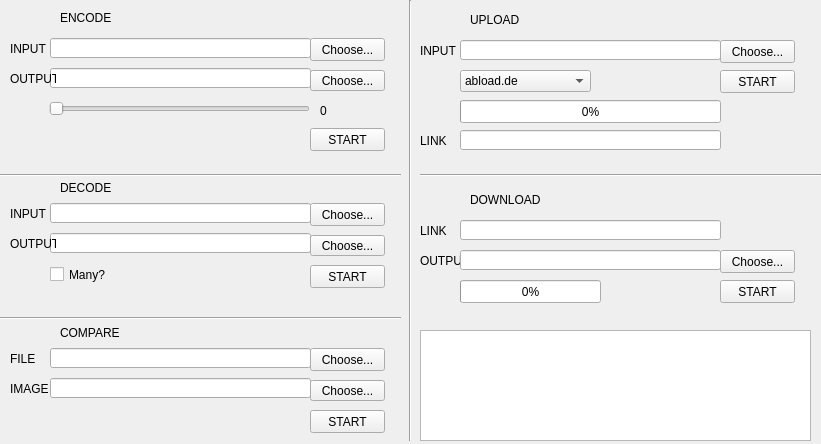
This is mainwindow.ui in boleksit/secret-bear as Qt 5 draws it before an edit. The edited form follows.
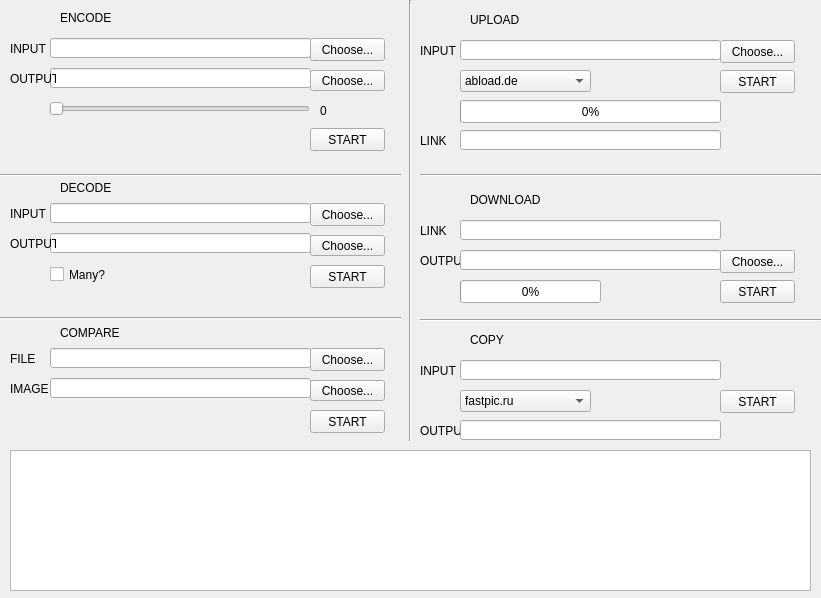
This is the edited form.

```diff
--- a/mainwindow.ui
+++ b/mainwindow.ui
@@ -7,7 +7,7 @@
     <x>0</x>
     <y>0</y>
     <width>821</width>
-    <height>444</height>
+    <height>598</height>
    </rect>
   </property>
   <property name="windowTitle">
@@ -703,11 +703,130 @@
    <widget class="QTextEdit" name="textEdit">
     <property name="geometry">
      <rect>
+      <x>10</x>
+      <y>450</y>
+      <width>801</width>
+      <height>141</height>
+     </rect>
+    </property>
+   </widget>
+   <widget class="Line" name="line_5">
+    <property name="geometry">
+     <rect>
       <x>420</x>
+      <y>310</y>
+      <width>401</width>
+      <height>20</height>
+     </rect>
+    </property>
+    <property name="orientation">
+     <enum>Qt::Horizontal</enum>
+    </property>
+   </widget>
+   <widget class="QLineEdit" name="inputLineEdit7">
+    <property name="geometry">
+     <rect>
+      <x>460</x>
+      <y>360</y>
+      <width>261</width>
+      <height>20</height>
+     </rect>
+    </property>
+   </widget>
+   <widget class="QComboBox" name="comboBox2">
+    <property name="geometry">
+     <rect>
+      <x>460</x>
+      <y>390</y>
+      <width>131</width>
+      <height>22</height>
+     </rect>
+    </property>
+    <property name="currentIndex">
+     <number>0</number>
+    </property>
+    <property name="maxVisibleItems">
+     <number>3</number>
+    </property>
+    <item>
+     <property name="text">
+      <string>fastpic.ru</string>
+     </property>
+    </item>
+   </widget>
+   <widget class="QLabel" name="doneLabel7">
+    <property name="geometry">
+     <rect>
+      <x>610</x>
+      <y>390</y>
+      <width>101</width>
+      <height>20</height>
+     </rect>
+    </property>
+    <property name="text">
+     <string/>
+    </property>
+   </widget>
+   <widget class="QLabel" name="label_16">
+    <property name="geometry">
+     <rect>
+      <x>470</x>
       <y>330</y>
-      <width>391</width>
-      <height>111</height>
+      <width>321</width>
+      <height>20</height>
      </rect>
+    </property>
+    <property name="text">
+     <string>COPY</string>
+    </property>
+   </widget>
+   <widget class="QLabel" name="label_17">
+    <property name="geometry">
+     <rect>
+      <x>420</x>
+      <y>420</y>
+      <width>41</width>
+      <height>21</height>
+     </rect>
+    </property>
+    <property name="text">
+     <string>OUTPUT</string>
+    </property>
+   </widget>
+   <widget class="QPushButton" name="startButton7">
+    <property name="geometry">
+     <rect>
+      <x>720</x>
+      <y>390</y>
+      <width>75</width>
+      <height>23</height>
+     </rect>
+    </property>
+    <property name="text">
+     <string>START</string>
+    </property>
+   </widget>
+   <widget class="QLineEdit" name="outputLineEdit7">
+    <property name="geometry">
+     <rect>
+      <x>460</x>
+      <y>420</y>
+      <width>261</width>
+      <height>20</height>
+     </rect>
+    </property>
+   </widget>
+   <widget class="QLabel" name="label_18">
+    <property name="geometry">
+     <rect>
+      <x>420</x>
+      <y>360</y>
+      <width>51</width>
+      <height>21</height>
+     </rect>
+    </property>
+    <property name="text">
+     <string>INPUT</string>
     </property>
    </widget>
   </widget>
```
Left out of the diff: 2 changed lines with no effect on the pictures.
